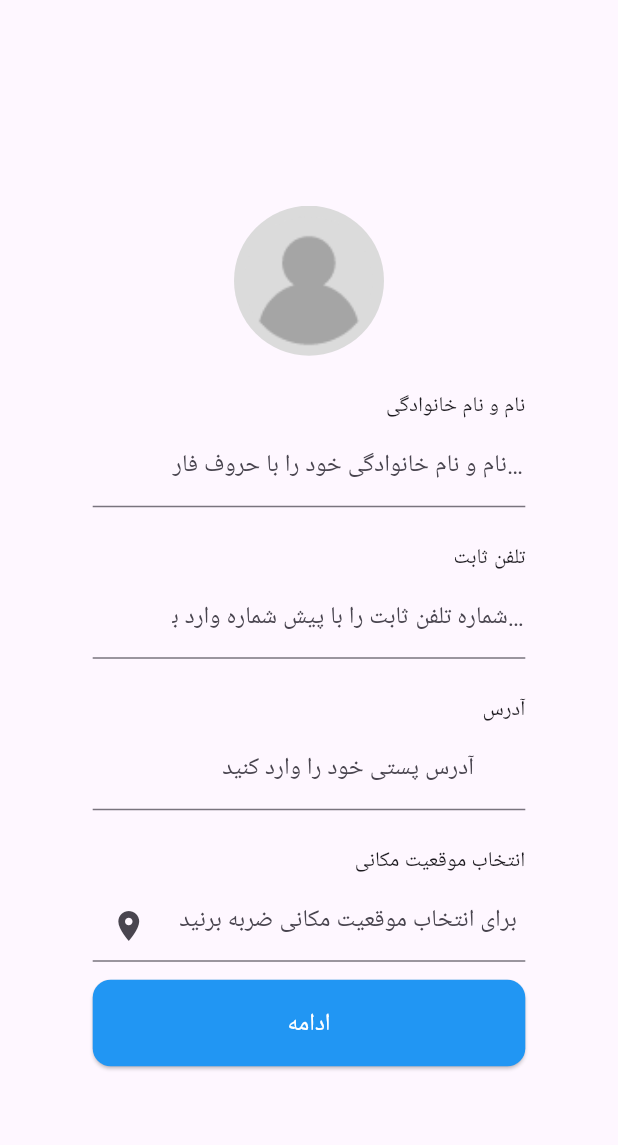
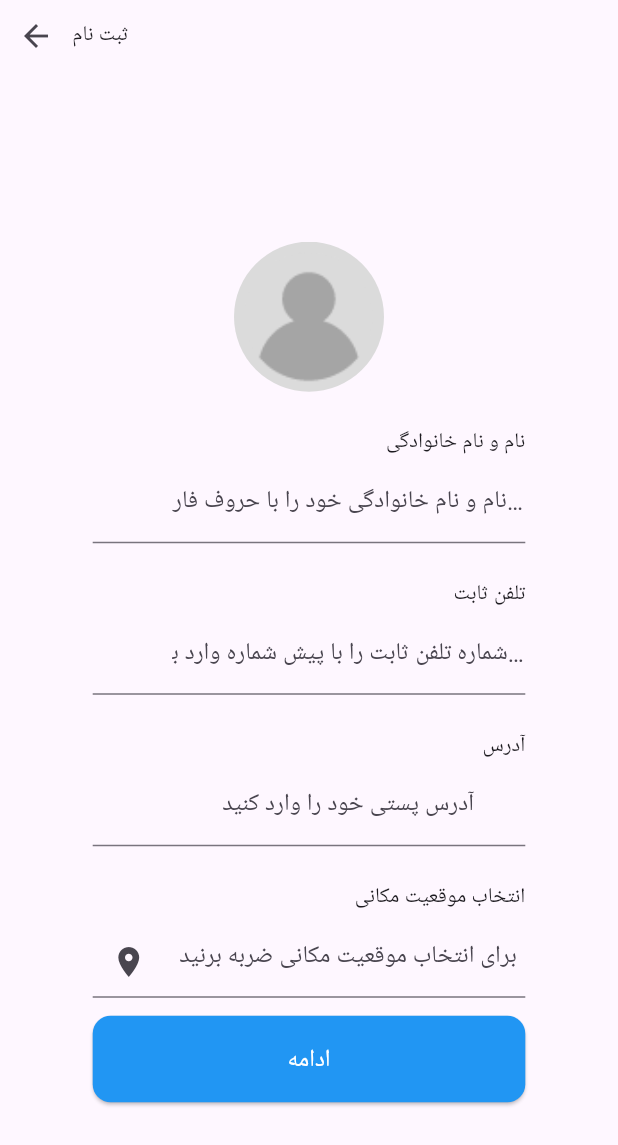
Before and after one commit to hdsneshati/WatchStore, a Flutter app: the RegisterScreen screen opened directly, on a phone screen of 412 x 824 dp. Shown: the top 1145 px of the screen. Run offline on Flutter 3.47's test engine with Material 3 defaults, Android fonts, the phone set to English and light mode, and no system bars; our stand-ins replace go_router; statements that could not run were skipped.

Commit message:
add screens to feature

```diff
--- a/watch_store/lib/screens/get_otp_screen.dart
+++ b/watch_store/lib/features/auth/get_otp_screen.dart
@@ -1,5 +1,7 @@
 import 'package:flutter/material.dart';
+import 'package:go_router/go_router.dart';
 import 'package:watch_store/component/extention.dart';
+import 'package:watch_store/component/text_style.dart';
 import 'package:watch_store/core/widgets/primary_button.dart';
 import 'package:watch_store/res/dimens.dart';
 import 'package:watch_store/res/strings.dart';
@@ -7,7 +9,7 @@ import 'package:watch_store/core/widgets/app_text_feild.dart';
 
 class GetOtpScreen extends StatelessWidget {
   GetOtpScreen({super.key});
-  TextEditingController controller = TextEditingController();
+ final TextEditingController controller = TextEditingController();
 
   @override
   Widget build(BuildContext context) {
@@ -26,7 +28,7 @@ class GetOtpScreen extends StatelessWidget {
             Text(AppStrings.otpCodeSendFor
                 .replaceAll(AppStrings.replace, '09024365997')),
             AppDimens.small.verticalSpace,
-            Text(AppStrings.wrongNumberEditNumber),
+         const   Text(AppStrings.wrongNumberEditNumber,style: AppTextStyles.primaryThemeTextStyle,),
             AppDimens.large.verticalSpace,
             AppTextFeild(
               lable: AppStrings.enterVerificationCode,
@@ -39,6 +41,7 @@ class GetOtpScreen extends StatelessWidget {
             PrimaryButton(
                 label: AppStrings.next,
                 onPressed: () {
+                  context.pushNamed("/mainwrapper");
                   // Handle button press
                 }),
           ],
--- /dev/null
+++ b/watch_store/lib/features/auth/register_screen.dart
@@ -0,0 +1,81 @@
+import 'package:flutter/material.dart';
+import 'package:go_router/go_router.dart';
+import 'package:watch_store/component/extention.dart';
+import 'package:watch_store/component/text_style.dart';
+import 'package:watch_store/core/widgets/primary_avatar.dart';
+import 'package:watch_store/core/widgets/primary_button.dart';
+import 'package:watch_store/res/dimens.dart';
+import 'package:watch_store/res/strings.dart';
+import 'package:watch_store/core/widgets/app_text_feild.dart';
+
+class RegisterScreen extends StatelessWidget {
+  RegisterScreen({super.key});
+ final TextEditingController controllerNameLastName = TextEditingController();
+final  TextEditingController controllerHomeNumber = TextEditingController();
+
+  @override
+  Widget build(BuildContext context) {
+       Size size = MediaQuery.of(context).size;
+
+    return SafeArea(
+      child: Scaffold(
+        appBar: PreferredSize(preferredSize: Size(double.infinity,size.height*.1), child: Container(
+          child: Row(children: [
+            IconButton(onPressed: (){}, icon:const Icon(Icons.arrow_back))
+          ,const  Text(AppStrings.register,style: AppTextStyles.avatarText,)
+            ],),
+
+        )),
+        body: SafeArea(
+          child: Center(
+            child: SizedBox(
+              width: double.infinity,
+              child: SingleChildScrollView(
+                child: Column(
+                  mainAxisAlignment: MainAxisAlignment.center,
+                  children: [
+                    AppDimens.large.verticalSpace,
+
+               const     PrimaryAvatar(),
+                 AppTextFeild(
+                          lable:AppStrings.nameLastName ,
+                          hint: AppStrings.hintNameLastName,
+                          controller: controllerNameLastName,
+                         ),
+                          AppTextFeild(
+                          lable:AppStrings.homeNumber ,
+                          hint: AppStrings.hintHomeNumber,
+                          controller: controllerHomeNumber,
+                         ),
+
+                   AppTextFeild(
+                          lable:AppStrings.address ,
+                          hint: AppStrings.hintAddress,
+                          controller: controllerNameLastName,
+                         ),
+
+                     AppTextFeild(
+                          lable:AppStrings.location ,
+                          hint: AppStrings.hintLocation,
+                          controller: controllerNameLastName,
+                          icon:const Icon(Icons.location_on, ),
+
+                         ),
+
+                     PrimaryButton(
+                label: AppStrings.next,
+                onPressed: (){
+                   context.pushNamed("/getotp");
+
+                }),
+
+                          ],
+                ),
+              ),
+            ),
+          ),
+        ),
+      ),
+    );
+  }
+}
--- a/watch_store/lib/screens/send_otp_screen.dart
+++ b/watch_store/lib/features/auth/send_otp_screen.dart
@@ -1,6 +1,5 @@
 import 'package:flutter/material.dart';
-import 'package:flutter/services.dart';
-import 'package:flutter_svg/flutter_svg.dart';
+import 'package:go_router/go_router.dart';
 import 'package:watch_store/component/extention.dart';
 import 'package:watch_store/core/widgets/primary_button.dart';
 import 'package:watch_store/res/dimens.dart';
@@ -9,17 +8,17 @@ import 'package:watch_store/core/widgets/app_text_feild.dart';
 
 class SendOtpScreen extends StatelessWidget {
    SendOtpScreen({super.key});
-    TextEditingController controller = TextEditingController();
+   final TextEditingController controller = TextEditingController();
   @override
   Widget build(BuildContext context) {
-    Size size = MediaQuery.of(context).size;
+   // Size size = MediaQuery.of(context).size;
     return Scaffold(
       body: SafeArea(child: Center(
         child: Column(
           crossAxisAlignment: CrossAxisAlignment.center,
           mainAxisAlignment: MainAxisAlignment.center,
           children: [
-          (size.height*0.2).verticalSpace,
+       //   (size.height*0.2).verticalSpace,
              Image.asset('assets/png/main_logo.png'),
              AppDimens.large.verticalSpace,
              AppTextFeild(
@@ -33,9 +32,12 @@ class SendOtpScreen extends StatelessWidget {
              PrimaryButton(
               label: AppStrings.next,
               onPressed: (){
-                // Handle button press
+
+                 context.pushNamed("/Register");
               }),
           ],
+
+
         ),
       )),
     );
--- a/watch_store/lib/screens/register_screen.dart
+++ /dev/null
@@ -1,65 +0,0 @@
-import 'package:flutter/material.dart';
-import 'package:watch_store/component/extention.dart';
-import 'package:watch_store/core/widgets/primary_avatar.dart';
-import 'package:watch_store/core/widgets/primary_button.dart';
-import 'package:watch_store/res/dimens.dart';
-import 'package:watch_store/res/strings.dart';
-import 'package:watch_store/core/widgets/app_text_feild.dart';
-
-class RegisterScreen extends StatelessWidget {
-  RegisterScreen({super.key});
-  TextEditingController controllerNameLastName = TextEditingController();
-  TextEditingController controllerHomeNumber = TextEditingController();
-
-  @override
-  Widget build(BuildContext context) {
-    return Scaffold(
-      body: SafeArea(
-        child: Center(
-          child: SizedBox(
-            width: double.infinity,
-            child: SingleChildScrollView(
-              child: Column(
-                mainAxisAlignment: MainAxisAlignment.center,
-                children: [
-                  AppDimens.large.verticalSpace,
-
-                  PrimaryAvatar(),
-               AppTextFeild(
-                        lable:AppStrings.nameLastName ,
-                        hint: AppStrings.hintNameLastName,
-                        controller: controllerNameLastName,
-                       ),
-                        AppTextFeild(
-                        lable:AppStrings.homeNumber ,
-                        hint: AppStrings.hintHomeNumber,
-                        controller: controllerHomeNumber,
-                       ),
-
-                 AppTextFeild(
-                        lable:AppStrings.address ,
-                        hint: AppStrings.hintAddress,
-                        controller: controllerNameLastName,
-                       ),
-
-                   AppTextFeild(
-                        lable:AppStrings.location ,
-                        hint: AppStrings.hintLocation,
-                        controller: controllerNameLastName,
-                        icon: Icon(Icons.location_on, ),
-                       ),
-                   PrimaryButton(
-              label: AppStrings.next,
-              onPressed: (){
-                // Handle button press
-              }),
-
-                        ],
-              ),
-            ),
-          ),
-        ),
-      ),
-    );
-  }
-}
```
